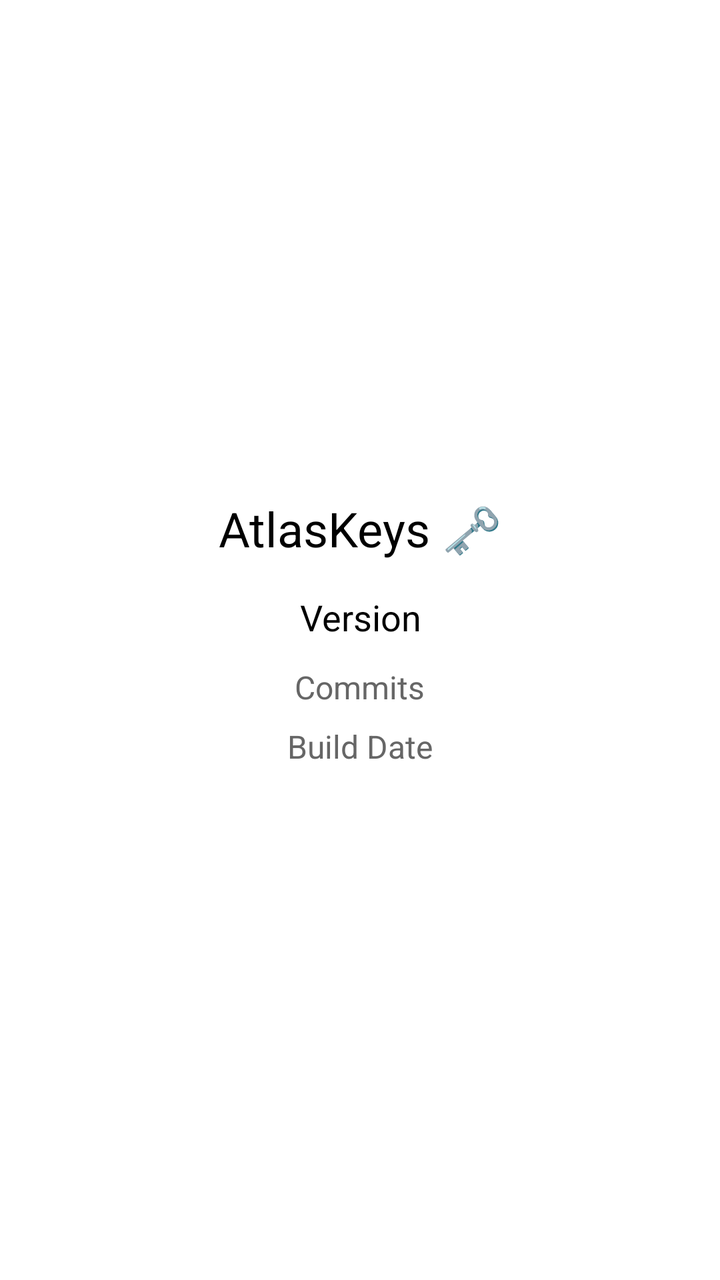
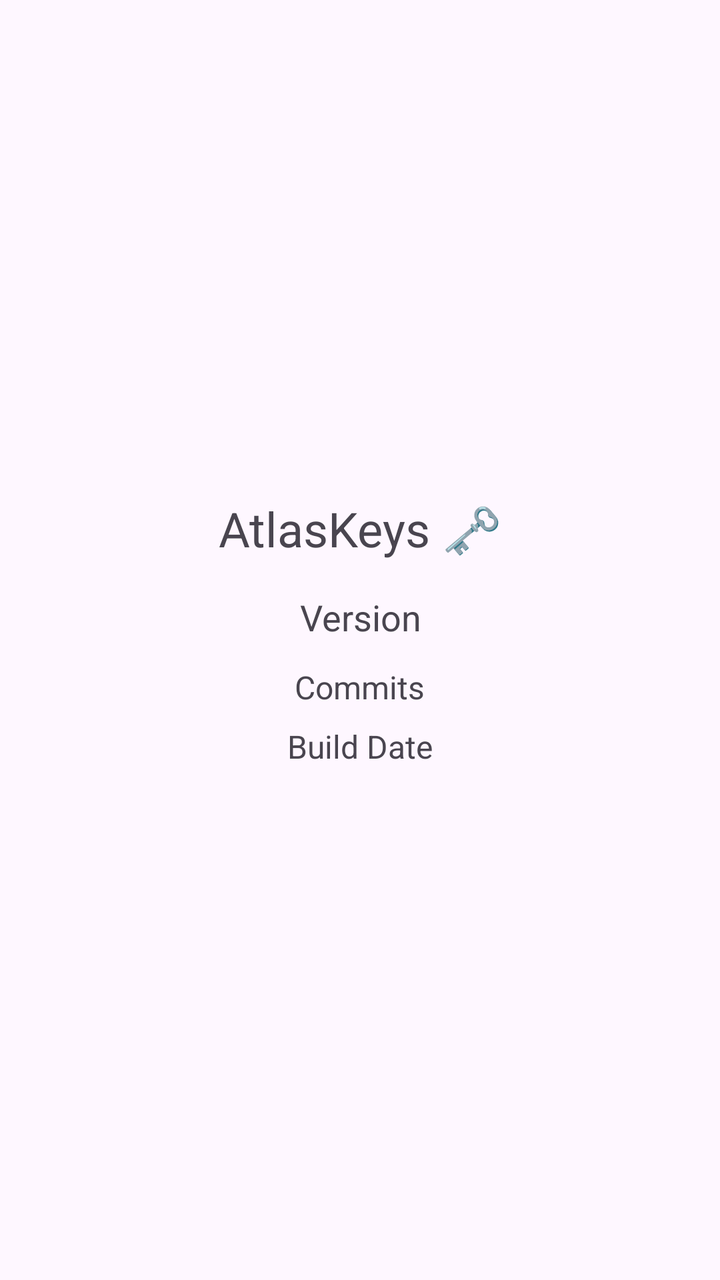

Compare the two renders of this Android layout. The source of the first and the diff that turns it into the second are given below.
<!-- AndroidManifest.xml: application theme Theme.KeyboardApp -->
<!-- res/layout/core.xml -->
<?xml version="1.0" encoding="utf-8"?>
<LinearLayout
    xmlns:android="http://schemas.android.com/apk/res/android"
    android:layout_width="match_parent"
    android:layout_height="match_parent"
    android:orientation="vertical"
    android:gravity="center"
    android:padding="32dp"
    android:background="@color/background">

    
    <TextView
        android:id="@+id/tvTitle"
        android:layout_width="wrap_content"
        android:layout_height="wrap_content"
        android:text="AtlasKeys 🗝️"
        android:textSize="24sp"
        android:textColor="@color/on_surface"
        android:gravity="center" />

    
    <View
        android:layout_width="match_parent"
        android:layout_height="16dp" />

    
    <TextView
        android:id="@+id/tvVersionSemantic"
        android:layout_width="wrap_content"
        android:layout_height="wrap_content"
        android:text="Version"
        android:textSize="18sp"
        android:textColor="@color/on_surface"
        android:gravity="center"
        android:paddingBottom="12dp" />

    
    <TextView
        android:id="@+id/tvVersionCommit"
        android:layout_width="wrap_content"
        android:layout_height="wrap_content"
        android:text="Commits"
        android:textSize="16sp"
        android:textColor="@color/on_surface_variant"
        android:gravity="center"
        android:paddingBottom="8dp" />

    
    <TextView
        android:id="@+id/tvVersionDate"
        android:layout_width="wrap_content"
        android:layout_height="wrap_content"
        android:text="Build Date"
        android:textSize="16sp"
        android:textColor="@color/on_surface_variant"
        android:gravity="center"
        android:paddingBottom="8dp" />

</LinearLayout>
<!-- resources referenced by this layout -->
<resources>
  <color name="background">#FFFFFF</color>
  <color name="on_surface">#000000</color>
  <color name="on_surface_variant">#666666</color>
  <style name="Theme.KeyboardApp" parent="Theme.Material3.DayNight.NoActionBar">
      
      <item name="colorPrimary">@color/primary</item>
      <item name="colorOnPrimary">@color/on_primary</item>
  
      
      <item name="colorSecondary">@color/secondary</item>
      <item name="colorOnSecondary">@color/on_secondary</item>
  
      
      <item name="android:windowBackground">@color/background</item>
      <item name="colorSurface">@color/surface</item>
      <item name="colorOnSurface">@color/on_surface</item>
  
      
      <item name="android:textColorPrimary">@color/on_surface</item>
      <item name="android:textColorSecondary">@color/on_surface_variant</item>
  
      
      <item name="keyboardBackground">?attr/colorSurface</item>
      <item name="keyboardKeyColor">@color/keyboard_key</item>
      <item name="keyboardKeyTextColor">@color/keyboard_key_text</item>
    </style>
  <color name="primary">#6200EE</color>
  <color name="on_primary">#FFFFFF</color>
  <color name="secondary">#03DAC5</color>
  <color name="on_secondary">#000000</color>
  <color name="surface">#FFFFFF</color>
  <color name="keyboard_key">#303134</color>
  <color name="keyboard_key_text">#FFFFFF</color>
</resources>

<!-- the commit's change to res/layout/core.xml (unified diff, before → after) -->
@@ -5,8 +5,7 @@
     android:layout_height="match_parent"
     android:orientation="vertical"
     android:gravity="center"
-    android:padding="32dp"
-    android:background="@color/background">
+    android:padding="32dp">
 
     
     <TextView
@@ -15,7 +14,6 @@
         android:layout_height="wrap_content"
         android:text="AtlasKeys 🗝️"
         android:textSize="24sp"
-        android:textColor="@color/on_surface"
         android:gravity="center" />
 
     
@@ -30,7 +28,6 @@
         android:layout_height="wrap_content"
         android:text="Version"
         android:textSize="18sp"
-        android:textColor="@color/on_surface"
         android:gravity="center"
         android:paddingBottom="12dp" />
 
@@ -41,7 +38,6 @@
         android:layout_height="wrap_content"
         android:text="Commits"
         android:textSize="16sp"
-        android:textColor="@color/on_surface_variant"
         android:gravity="center"
         android:paddingBottom="8dp" />
 
@@ -52,7 +48,6 @@
         android:layout_height="wrap_content"
         android:text="Build Date"
         android:textSize="16sp"
-        android:textColor="@color/on_surface_variant"
         android:gravity="center"
         android:paddingBottom="8dp" />
 
<!-- resource entries referenced after the edit -->
@@ -1,37 +1,20 @@
 <!-- resources referenced by this layout -->
 <resources>
-  <color name="background">#FFFFFF</color>
-  <color name="on_surface">#000000</color>
-  <color name="on_surface_variant">#666666</color>
   <style name="Theme.KeyboardApp" parent="Theme.Material3.DayNight.NoActionBar">
       
-      <item name="colorPrimary">@color/primary</item>
-      <item name="colorOnPrimary">@color/on_primary</item>
+      
   
       
-      <item name="colorSecondary">@color/secondary</item>
-      <item name="colorOnSecondary">@color/on_secondary</item>
+      
   
       
-      <item name="android:windowBackground">@color/background</item>
-      <item name="colorSurface">@color/surface</item>
-      <item name="colorOnSurface">@color/on_surface</item>
+      
   
       
-      <item name="android:textColorPrimary">@color/on_surface</item>
-      <item name="android:textColorSecondary">@color/on_surface_variant</item>
+      
   
       
-      <item name="keyboardBackground">?attr/colorSurface</item>
-      <item name="keyboardKeyColor">@color/keyboard_key</item>
-      <item name="keyboardKeyTextColor">@color/keyboard_key_text</item>
+      
     </style>
-  <color name="primary">#6200EE</color>
-  <color name="on_primary">#FFFFFF</color>
-  <color name="secondary">#03DAC5</color>
-  <color name="on_secondary">#000000</color>
-  <color name="surface">#FFFFFF</color>
-  <color name="keyboard_key">#303134</color>
-  <color name="keyboard_key_text">#FFFFFF</color>
 </resources>
 
